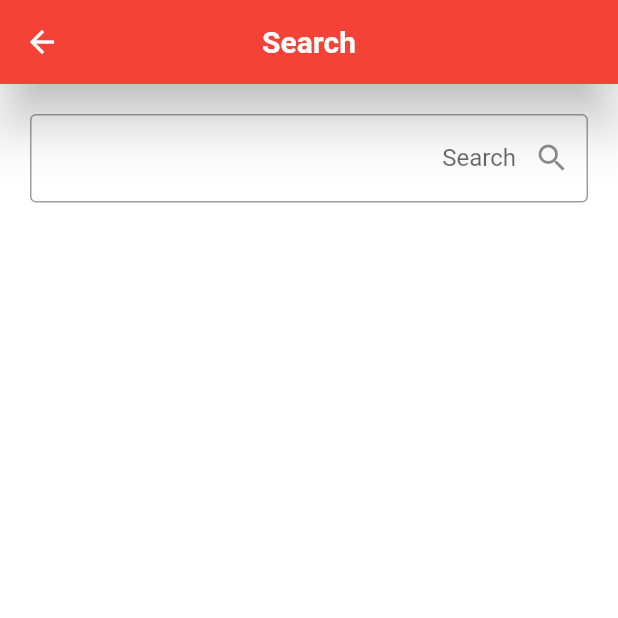
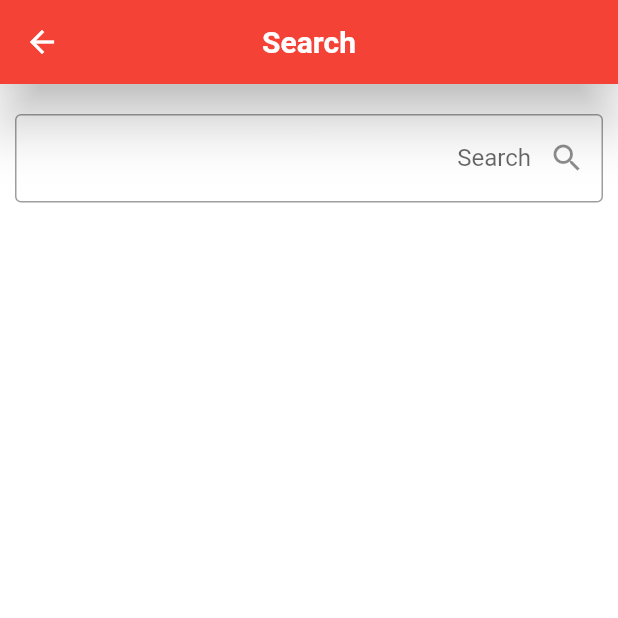
Before and after one commit to Eslamyounis34/flutter_news_app, a Flutter app: the SearchScreen screen opened directly, on a phone screen of 412 x 824 dp, the top half of it. Run offline on Flutter 3.47's test engine with Material 2 defaults, Android fonts, the phone set to English and light mode, and no system bars; our stand-ins replace bloc, buildcondition, dio, flutter_bloc, hexcolor, responsive_builder and 2 more; missing offline and left inert: desktop_window; accounts and stored records are empty; network calls fail; Roboto replaces fonts that are missing (Cairo).

Commit message:
handle desktop search issue

```diff
--- a/lib/modules/search_news/search_screen.dart
+++ b/lib/modules/search_news/search_screen.dart
@@ -21,10 +21,15 @@ class SearchScreen extends StatelessWidget {
             appBar: AppBar(title: Text('Search')),
             body: Directionality(
               textDirection: TextDirection.rtl,
-              child: Padding(
-                padding: const EdgeInsets.all(20.0),
+              child: ScreenTypeLayout(
+                mobile: Padding(
+                  padding: const EdgeInsets.all(10.0),
                   child: Column(
+                    crossAxisAlignment: CrossAxisAlignment.start,
                     children: [
+                      SizedBox(
+                        height: 10,
+                      ),
                       defaultTextField(
                           controller: searchController,
                           type: TextInputType.text,
@@ -41,12 +46,11 @@ class SearchScreen extends StatelessWidget {
                             }
                             return null;
                           }),
-                    const SizedBox(
-                      height: 10,
+                      SizedBox(
+                        height: 8,
                       ),
                       Expanded(
-                      child: ScreenTypeLayout(
-                        mobile: ListView.separated(
+                        child: ListView.separated(
                             physics: BouncingScrollPhysics(),
                             itemBuilder: (context, index) =>
                                 buildArticleMobileItem(
@@ -54,9 +58,42 @@ class SearchScreen extends StatelessWidget {
                             separatorBuilder: (context, index) =>
                                 articleDivider(),
                             itemCount: list.length),
+                      ),
+                    ],
+                  ),
+                ),
                 desktop: Row(
                   children: [
+                    Padding(
+                      padding: const EdgeInsets.all(20),
+                      child: Column(
+                        children: [
                           Container(
+                            width: 300,
+                            child: defaultTextField(
+                                controller: searchController,
+                                type: TextInputType.text,
+                                label: 'Search',
+                                prefix: Icons.search,
+                                onChange: (value) {
+                                  NewsCubit.get(context).getSearchData(value!);
+                                  print('searchResult : ' +
+                                      NewsCubit.get(context)
+                                          .searchList
+                                          .toString());
+                                },
+                                validate: (String? value) {
+                                  if (value!.isEmpty) {
+                                    return 'Search is empty';
+                                  }
+                                  return null;
+                                }),
+                          ),
+                          SizedBox(
+                            height: 8,
+                          ),
+                          Expanded(
+                            child: Container(
                               width: 380,
                               child: BuildCondition(
                                 condition: state is! GetSearchNewsLoadingState,
@@ -70,6 +107,10 @@ class SearchScreen extends StatelessWidget {
                                     itemCount: list.length),
                                 fallback: (context) =>
                                     Center(child: CircularProgressIndicator()),
+                              ),
+                            ),
+                          ),
+                        ],
                       ),
                     ),
                     Expanded(
@@ -93,11 +134,10 @@ class SearchScreen extends StatelessWidget {
                               height: 400,
                             ),
                             Padding(
-                                      padding: const EdgeInsets.only(
-                                          right: 16, top: 15),
+                              padding:
+                                  const EdgeInsets.only(right: 16, top: 15),
                               child: Row(
-                                        crossAxisAlignment:
-                                            CrossAxisAlignment.start,
+                                crossAxisAlignment: CrossAxisAlignment.start,
                                 children: [
                                   Text(
                                       list.isEmpty
@@ -112,8 +152,7 @@ class SearchScreen extends StatelessWidget {
                             Padding(
                               padding: const EdgeInsets.all(15.0),
                               child: Row(
-                                        crossAxisAlignment:
-                                            CrossAxisAlignment.start,
+                                crossAxisAlignment: CrossAxisAlignment.start,
                                 children: [
                                   Expanded(
                                     child: Text(
@@ -131,8 +170,7 @@ class SearchScreen extends StatelessWidget {
                             Padding(
                               padding: const EdgeInsets.all(15),
                               child: Row(
-                                        crossAxisAlignment:
-                                            CrossAxisAlignment.start,
+                                crossAxisAlignment: CrossAxisAlignment.start,
                                 children: [
                                   Expanded(
                                     child: Text(
@@ -153,12 +191,8 @@ class SearchScreen extends StatelessWidget {
                     ))
                   ],
                 ),
-                        breakpoints: ScreenBreakpoints(
-                            desktop: 800, tablet: 600, watch: 100),
-                      ),
-                    ),
-                  ],
-                ),
+                breakpoints:
+                    ScreenBreakpoints(desktop: 800, tablet: 600, watch: 100),
               ),
             ));
       },
```
Also changed, not shown: lib/shared/components/components.dart (+58 -2 lines). Lines whose indentation alone changed are shown as unchanged.
